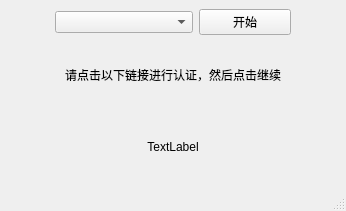
The window that mainwidget.ui (XHApplet/Aliexpress) describes before a commit, drawn with Qt 5.
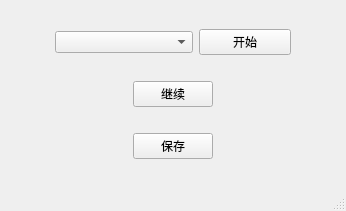
The same window after the commit.

The edit to the form file:
```diff
--- a/mainwidget.ui
+++ b/mainwidget.ui
@@ -56,7 +56,7 @@
      </layout>
     </item>
     <item>
-     <layout class="QHBoxLayout" name="horizontalLayout_2" stretch="1,5,1">
+     <layout class="QHBoxLayout" name="horizontalLayout_2" stretch="1,0,1">
       <item>
        <spacer name="horizontalSpacer">
         <property name="orientation">
@@ -71,15 +71,9 @@
        </spacer>
       </item>
       <item>
-       <widget class="QLabel" name="labelTip">
-        <property name="layoutDirection">
-         <enum>Qt::LeftToRight</enum>
-        </property>
+       <widget class="QPushButton" name="pushButton_next">
         <property name="text">
-         <string>请点击以下链接进行认证，然后点击继续</string>
-        </property>
-        <property name="alignment">
-         <set>Qt::AlignCenter</set>
+         <string>继续</string>
         </property>
        </widget>
       </item>
@@ -99,7 +93,7 @@
      </layout>
     </item>
     <item>
-     <layout class="QHBoxLayout" name="horizontalLayout_3" stretch="1,5,1">
+     <layout class="QHBoxLayout" name="horizontalLayout_3" stretch="1,0,1">
       <item>
        <spacer name="horizontalSpacer_3">
         <property name="orientation">
@@ -114,12 +108,9 @@
        </spacer>
       </item>
       <item>
-       <widget class="QLabel" name="labelLink">
+       <widget class="QPushButton" name="pushButton_save">
         <property name="text">
-         <string>TextLabel</string>
-        </property>
-        <property name="alignment">
-         <set>Qt::AlignCenter</set>
+         <string>保存</string>
         </property>
        </widget>
       </item>
```
